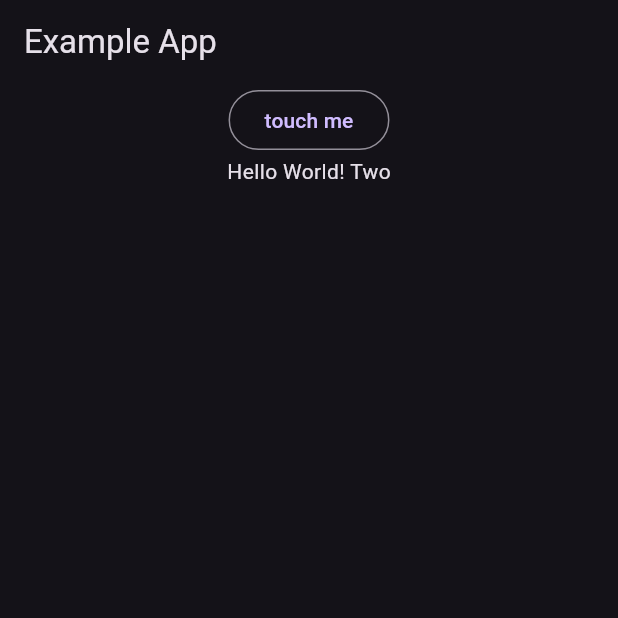
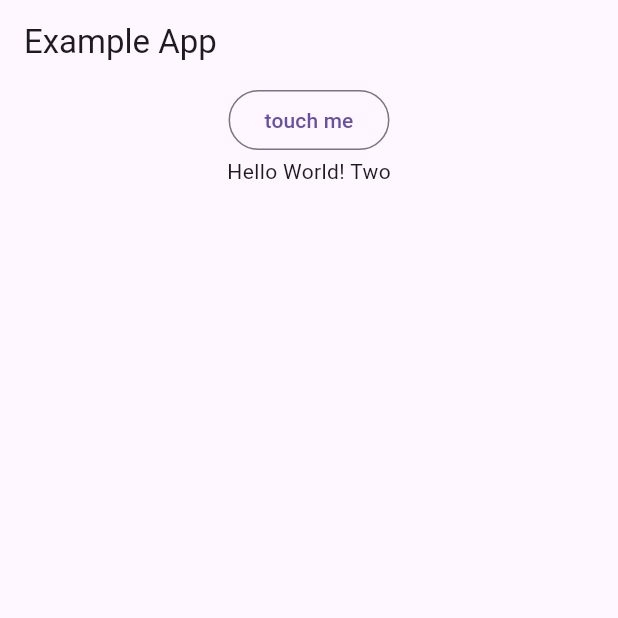
Before and after one commit to luismiac93/base_app_credible, a Flutter app: the screen it shows after launch, on a phone screen of 412 x 824 dp, the top half of it. Run offline on Flutter 3.47's test engine with Material 2 defaults, Android fonts, the phone set to English and light mode, and no system bars; our stand-ins replace auto_route, dartz, dio, flutter_riverpod, freezed_annotation; generated files the repository leaves out were written again; network calls fail.

```diff
--- a/lib/config/theme/app_theme.dart
+++ b/lib/config/theme/app_theme.dart
@@ -4,7 +4,7 @@ class AppTheme {
   ThemeData getTheme() {
     return ThemeData(
       useMaterial3: true,
-      brightness: Brightness.dark,
+      brightness: Brightness.light,
     );
   }
 }
--- a/lib/main.dart
+++ b/lib/main.dart
@@ -23,7 +23,7 @@ class MainApp extends StatelessWidget {
   @override
   Widget build(BuildContext context) {
     return MaterialApp.router(
-      title: 'Base App',
+      title: 'Credible App',
       localizationsDelegates: AppLocalizations.localizationsDelegates,
       supportedLocales: AppLocalizations.supportedLocales,
       routerConfig: _appRouter.config(),
```
